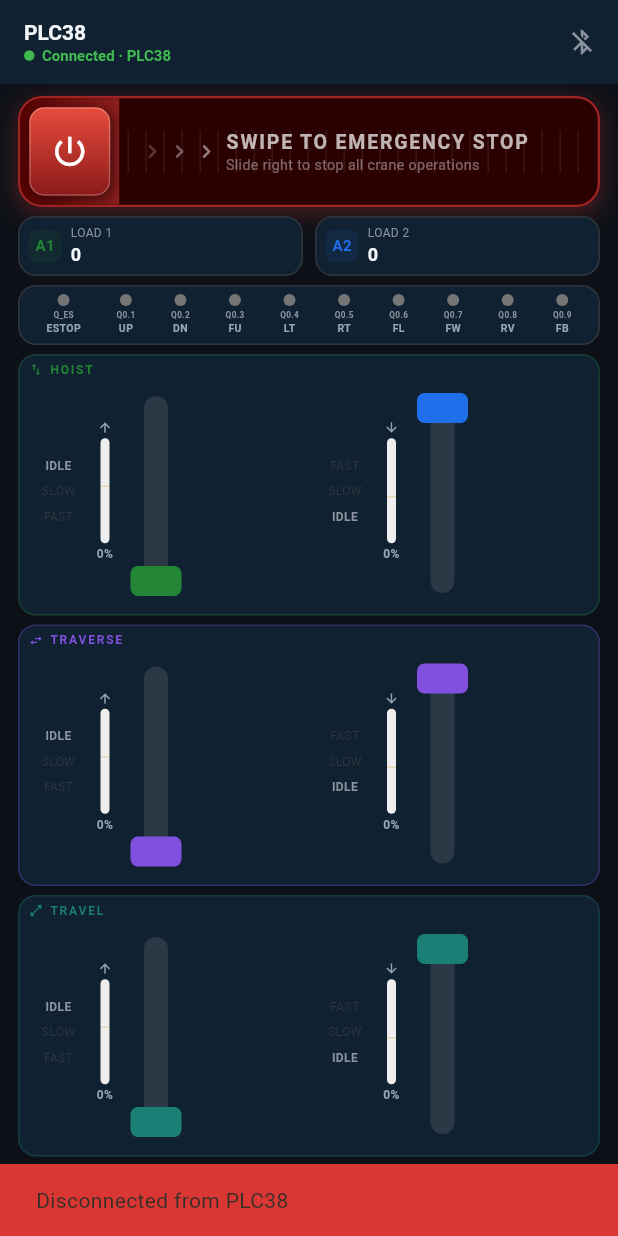
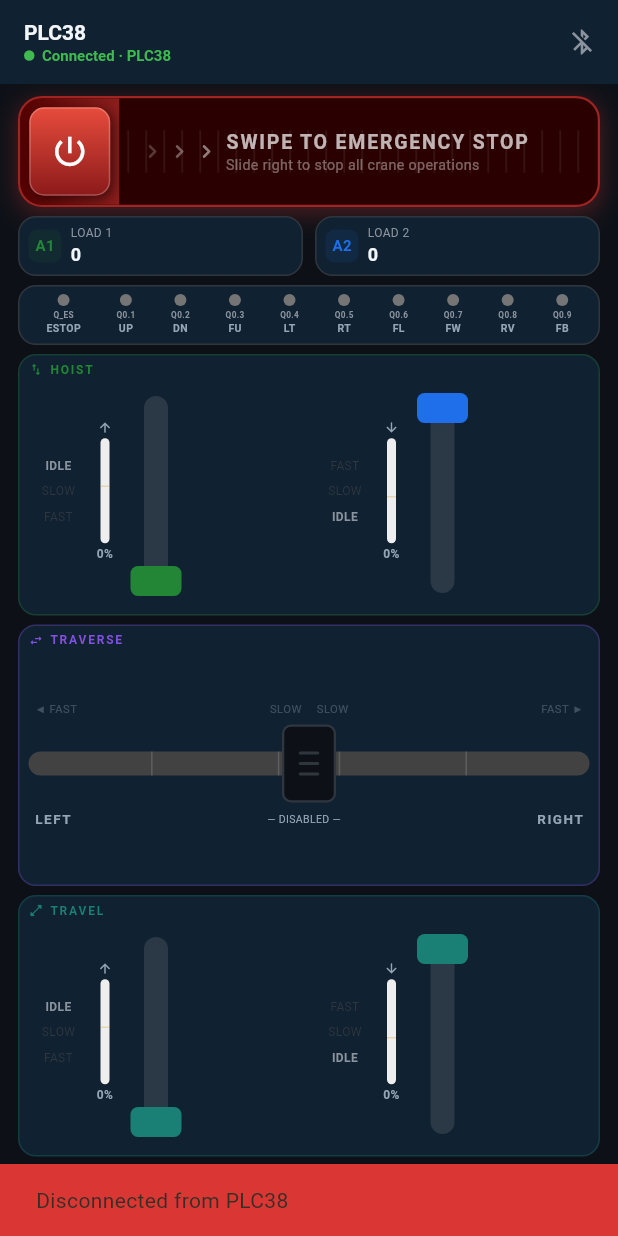
Before and after one commit to ashik134/IntelliHMI-BLE-Unified-Automation-Interface, a Flutter app: the Plc38ControlScreen screen opened directly, after a tap on the "bluetooth disabled" icon, on a phone screen of 412 x 824 dp. Run offline on Flutter 3.47's test engine with Material 3 defaults, Android fonts, the phone set to English and light mode, and no system bars; our stand-ins replace battery_plus, flutter_blue_plus, google_fonts, logger, permission_handler, shared_preferences and 2 more; accounts and stored records are empty.

Commit message:
Add CrossTravelSlider widget for horizontal traverse control in PLC38 screen

```diff
--- a/lib/screens/plc38_control_screen.dart
+++ b/lib/screens/plc38_control_screen.dart
@@ -8,6 +8,7 @@ import 'package:rev_crane_control_ops/controllers/layout_settings_controller.dar
 import 'package:rev_crane_control_ops/models/app_enums.dart';
 import 'package:rev_crane_control_ops/utils/constants.dart';
 import 'package:rev_crane_control_ops/widgets/crane_slider_button.dart';
+import 'package:rev_crane_control_ops/widgets/cross_travel_slider.dart';
 import 'package:rev_crane_control_ops/widgets/estop_swipe_button.dart';
 
 // ═══════════════════════════════════════════════════════════════
@@ -327,57 +328,31 @@ class _Plc38ControlScreenState extends State<Plc38ControlScreen>
                         ),
                         SizedBox(height: metrics.itemSpacing),
 
-                        // Row 2: Horizontal traverse
+                        // Row 2: Horizontal traverse (spring-return slider)
                         _axisRow(
                           label: 'TRAVERSE',
                           icon: Icons.swap_horiz_rounded,
                           color: AppColors.traverseColor,
                           children: [
                             Expanded(
-                              child: CraneSliderButton(
-                                label: 'LEFT',
-                                icon: Icons.arrow_back_rounded,
-                                isUp: true,
-                                axisColor: AppColors.traverseColor,
+                              child: CrossTravelSlider(
                                 isDisabled: controller.estopLatched ||
-                                    !controller.isConnected ||
-                                    _travRightActive,
-                                onCommandChanged: (state) {
+                                    !controller.isConnected,
+                                onCommandChanged: ({
+                                  required bool isLeft,
+                                  required ControlState state,
+                                }) {
                                   setState(() {
                                     _travLeftActive =
-                                        state != ControlState.idle;
+                                        isLeft && state != ControlState.idle;
+                                    _travRightActive =
+                                        !isLeft && state != ControlState.idle;
                                   });
                                   controller.setTraverseCommand(
-                                    isLeft: true,
+                                    isLeft: isLeft,
                                     state: state,
                                   );
                                 },
-                                externalState: _externalTravState(
-                                    controller, isLeft: true),
-                              ),
-                            ),
-                            const SizedBox(width: 8),
-                            Expanded(
-                              child: CraneSliderButton(
-                                label: 'RIGHT',
-                                icon: Icons.arrow_forward_rounded,
-                                isUp: false,
-                                axisColor: AppColors.traverseColor,
-                                isDisabled: controller.estopLatched ||
-                                    !controller.isConnected ||
-                                    _travLeftActive,
-                                onCommandChanged: (state) {
-                                  setState(() {
-                                    _travRightActive =
-                                        state != ControlState.idle;
-                                  });
-                                  controller.setTraverseCommand(
-                                    isLeft: false,
-                                    state: state,
-                                  );
-                                },
-                                externalState: _externalTravState(
-                                    controller, isLeft: false),
                               ),
                             ),
                           ],
--- /dev/null
+++ b/lib/widgets/cross_travel_slider.dart
@@ -0,0 +1,509 @@
+import 'dart:math' as math;
+
+import 'package:flutter/material.dart';
+import 'package:flutter/physics.dart';
+import 'package:vibration/vibration.dart';
+
+import 'package:rev_crane_control_ops/utils/constants.dart';
+
+// ── Internal zone ─────────────────────────────────────────────────────────────
+
+enum _TravZone { idle, leftSlow, leftFast, rightSlow, rightFast }
+
+// ─────────────────────────────────────────────────────────────────────────────
+// CrossTravelSlider
+// ─────────────────────────────────────────────────────────────────────────────
+
+/// Horizontal spring-return cross-travel slider for the PLC38 HMI.
+///
+/// The thumb rests at centre (value = 0.0 → idle).  Dragging left or right
+/// enters SLOW then FAST zones.  On release the thumb springs back to centre
+/// and an IDLE command is emitted immediately — no motion remains active after
+/// the operator lets go.
+///
+/// Output mapping
+/// ──────────────
+///   Centre idle zone (±[_deadZone]):  LEFT=0, RIGHT=0, FAST_LR=0
+///   Left slow zone:  LEFT=1, FAST_LR=0
+///   Left fast zone:  LEFT=1, FAST_LR=1
+///   Right slow zone: RIGHT=1, FAST_LR=0
+///   Right fast zone: RIGHT=1, FAST_LR=1
+class CrossTravelSlider extends StatefulWidget {
+  /// Disables interaction and snaps the thumb to centre (e.g. when e-stop
+  /// is latched or the BLE link is down).
+  final bool isDisabled;
+
+  /// Fired on every zone transition.  [isLeft] selects the output direction;
+  /// [state] encodes speed (idle / slow / fast).
+  final void Function({required bool isLeft, required ControlState state})
+      onCommandChanged;
+
+  const CrossTravelSlider({
+    super.key,
+    this.isDisabled = false,
+    required this.onCommandChanged,
+  });
+
+  @override
+  State<CrossTravelSlider> createState() => _CrossTravelSliderState();
+}
+
+class _CrossTravelSliderState extends State<CrossTravelSlider>
+    with SingleTickerProviderStateMixin {
+  /// Normalised thumb position: -1.0 = full left · 0.0 = centre · +1.0 = full right
+  double _value = 0.0;
+  bool _isDragging = false;
+  _TravZone _lastEmitted = _TravZone.idle;
+
+  late final AnimationController _springCtrl;
+
+  // ── Thresholds (fraction of half-track from centre) ──────────────────────
+  static const double _deadZone = 0.12; // ±12 % → idle dead band
+  static const double _fastZone = 0.62; // beyond ±62 % → fast
+
+  // ── Thumb / track geometry ────────────────────────────────────────────────
+  static const double _thumbW = 36.0;
+  static const double _thumbH = 52.0;
+  static const double _trackH = 16.0;
+
+  // ─────────────────────────────────────────────────────────────────────────
+  // Lifecycle
+  // ─────────────────────────────────────────────────────────────────────────
+
+  @override
+  void initState() {
+    super.initState();
+    _springCtrl = AnimationController.unbounded(vsync: this)
+      ..addListener(_onSpringTick);
+  }
+
+  @override
+  void didUpdateWidget(CrossTravelSlider old) {
+    super.didUpdateWidget(old);
+    // Snap to centre whenever the widget becomes disabled (e-stop / disconnect).
+    if (widget.isDisabled && !old.isDisabled) {
+      _springCtrl.stop();
+      setState(() {
+        _value = 0.0;
+        _isDragging = false;
+        _lastEmitted = _TravZone.idle;
+      });
+    }
+  }
+
+  @override
+  void dispose() {
+    _springCtrl.dispose();
+    super.dispose();
+  }
+
+  // ─────────────────────────────────────────────────────────────────────────
+  // Zone logic
+  // ─────────────────────────────────────────────────────────────────────────
+
+  _TravZone _zoneFor(double v) {
+    if (widget.isDisabled) return _TravZone.idle;
+    final abs = v.abs();
+    if (abs < _deadZone) return _TravZone.idle;
+    if (v < 0) {
+      return abs >= _fastZone ? _TravZone.leftFast : _TravZone.leftSlow;
+    }
+    return v >= _fastZone ? _TravZone.rightFast : _TravZone.rightSlow;
+  }
+
+  void _emitZone(_TravZone zone) {
+    if (zone == _lastEmitted) return;
+    _lastEmitted = zone;
+    switch (zone) {
+      case _TravZone.idle:
+        widget.onCommandChanged(isLeft: true, state: ControlState.idle);
+      case _TravZone.leftSlow:
+        Vibration.vibrate(duration: 18, amplitude: 80);
+        widget.onCommandChanged(isLeft: true, state: ControlState.slow);
+      case _TravZone.leftFast:
+        Vibration.vibrate(duration: 28, amplitude: 180);
+        widget.onCommandChanged(isLeft: true, state: ControlState.fast);
+      case _TravZone.rightSlow:
+        Vibration.vibrate(duration: 18, amplitude: 80);
+        widget.onCommandChanged(isLeft: false, state: ControlState.slow);
+      case _TravZone.rightFast:
+        Vibration.vibrate(duration: 28, amplitude: 180);
+        widget.onCommandChanged(isLeft: false, state: ControlState.fast);
+    }
+  }
+
+  // ─────────────────────────────────────────────────────────────────────────
+  // Spring physics
+  // ─────────────────────────────────────────────────────────────────────────
+
+  void _onSpringTick() {
+    if (_isDragging) return;
+    setState(() => _value = _springCtrl.value.clamp(-1.0, 1.0));
+    // No commands during visual return — IDLE was already sent on release.
+  }
+
+  void _springReturn() {
+    _springCtrl.animateWith(
+      SpringSimulation(
+        const SpringDescription(mass: 0.5, stiffness: 280.0, damping: 17.0),
+        _value,
+        0.0, // target = centre
+        0.0, // initial velocity
+      ),
+    );
+  }
+
+  // ─────────────────────────────────────────────────────────────────────────
+  // Drag handlers
+  // ─────────────────────────────────────────────────────────────────────────
+
+  void _dragStart(DragStartDetails _, double halfTrack) {
+    if (widget.isDisabled) return;
+    _springCtrl.stop();
+    setState(() => _isDragging = true);
+  }
+
+  void _dragUpdate(DragUpdateDetails details, double halfTrack) {
+    if (!_isDragging || widget.isDisabled) return;
+    final delta = halfTrack > 0 ? details.delta.dx / halfTrack : 0.0;
+    setState(() => _value = (_value + delta).clamp(-1.0, 1.0));
+    _emitZone(_zoneFor(_value));
+  }
+
+  void _dragEnd(DragEndDetails _) => _release();
+  void _dragCancel() => _release();
+
+  void _release() {
+    if (!_isDragging) return;
+    setState(() => _isDragging = false);
+    _emitZone(_TravZone.idle); // Safety: send IDLE immediately on release.
+    _springReturn();
+  }
+
+  // ─────────────────────────────────────────────────────────────────────────
+  // Build
+  // ─────────────────────────────────────────────────────────────────────────
+
+  @override
+  Widget build(BuildContext context) {
+    return LayoutBuilder(builder: (ctx, box) {
+      final w = box.maxWidth;
+      final halfTrack = (w - _thumbW) / 2.0;
+      final thumbCX = w / 2.0 + _value * halfTrack;
+
+      final zone = _zoneFor(_value);
+      final isFast = zone == _TravZone.leftFast || zone == _TravZone.rightFast;
+      final isLeft = zone == _TravZone.leftSlow || zone == _TravZone.leftFast;
+      final isRight = zone == _TravZone.rightSlow || zone == _TravZone.rightFast;
+
+      final Color trackColor = widget.isDisabled
+          ? AppColors.idleColor
+          : isFast
+              ? AppColors.fastColor
+              : AppColors.traverseColor;
+
+      return GestureDetector(
+        behavior: HitTestBehavior.opaque,
+        onHorizontalDragStart: (d) => _dragStart(d, halfTrack),
+        onHorizontalDragUpdate: (d) => _dragUpdate(d, halfTrack),
+        onHorizontalDragEnd: _dragEnd,
+        onHorizontalDragCancel: _dragCancel,
+        child: SizedBox(
+          width: w,
+          height: box.maxHeight,
+          child: Column(
+            mainAxisAlignment: MainAxisAlignment.center,
+            children: [
+              // ── Zone labels (top row) ─────────────────────────────────────
+              Padding(
+                padding: const EdgeInsets.symmetric(horizontal: 4),
+                child: Row(
+                  children: [
+                    _zoneLabel(
+                      '◀ FAST',
+                      zone == _TravZone.leftFast,
+                      AppColors.fastColor,
+                    ),
+                    const Spacer(),
+                    _zoneLabel(
+                      'SLOW',
+                      zone == _TravZone.leftSlow,
+                      AppColors.traverseColor,
+                    ),
+                    const SizedBox(width: 10),
+                    _zoneLabel(
+                      'SLOW',
+                      zone == _TravZone.rightSlow,
+                      AppColors.traverseColor,
+                    ),
+                    const Spacer(),
+                    _zoneLabel(
+                      'FAST ▶',
+                      zone == _TravZone.rightFast,
+                      AppColors.fastColor,
+                    ),
+                  ],
+                ),
+              ),
+              const SizedBox(height: 5),
+
+              // ── Track + thumb ─────────────────────────────────────────────
+              SizedBox(
+                width: w,
+                height: _thumbH,
+                child: Stack(
+                  clipBehavior: Clip.none,
+                  alignment: Alignment.center,
+                  children: [
+                    // Track
+                    CustomPaint(
+                      size: Size(w, _trackH),
+                      painter: _TrackPainter(
+                        value: _value,
+                        halfTrack: halfTrack,
+                        deadZone: _deadZone,
+                        fastZone: _fastZone,
+                        fillColor: widget.isDisabled
+                            ? AppColors.idleColor.withAlpha(70)
+                            : trackColor.withAlpha(200),
+                        isActive: !widget.isDisabled,
+                      ),
+                    ),
+                    // Thumb
+                    Positioned(
+                      left: thumbCX - _thumbW / 2,
+                      child: _Thumb(
+                        width: _thumbW,
+                        height: _thumbH,
+                        color: trackColor,
+                        isDragging: _isDragging,
+                        isDisabled: widget.isDisabled,
+                      ),
+                    ),
+                  ],
+                ),
+              ),
+              const SizedBox(height: 5),
+
+              // ── Direction labels (bottom row) ─────────────────────────────
+              Padding(
+                padding: const EdgeInsets.symmetric(horizontal: 4),
+                child: Row(
+                  children: [
+                    _dirLabel('LEFT', isLeft),
+                    const Spacer(),
+                    _statusDot(zone, trackColor),
+                    const Spacer(),
+                    _dirLabel('RIGHT', isRight),
+                  ],
+                ),
+              ),
+            ],
+          ),
+        ),
+      );
+    });
+  }
+
+  // ── Label helpers ─────────────────────────────────────────────────────────
+
+  Widget _zoneLabel(String text, bool active, Color color) {
+    return Text(
+      text,
+      style: TextStyle(
+        fontSize: 7.5,
+        fontWeight: active ? FontWeight.bold : FontWeight.normal,
+        color: active ? color : AppColors.darkTextMuted.withAlpha(90),
+        letterSpacing: 0.3,
+      ),
+    );
+  }
+
+  Widget _dirLabel(String text, bool active) {
+    return Text(
+      text,
+      style: TextStyle(
+        fontSize: 9,
+        fontWeight: FontWeight.bold,
+        color: active
+            ? AppColors.traverseColorLight
+            : AppColors.darkTextMuted,
+        letterSpacing: 1.0,
+      ),
+    );
+  }
+
+  Widget _statusDot(_TravZone zone, Color activeColor) {
+    if (widget.isDisabled) {
+      return const Text(
+        '— DISABLED —',
+        style: TextStyle(fontSize: 7, color: AppColors.darkTextMuted),
+      );
+    }
+    final isIdle = zone == _TravZone.idle;
+    return Text(
+      '●',
+      style: TextStyle(
+        fontSize: 9,
+        color: isIdle ? AppColors.idleColor : activeColor,
+      ),
+    );
+  }
+}
+
+// ─────────────────────────────────────────────────────────────────────────────
+// Track painter
+// ─────────────────────────────────────────────────────────────────────────────
+
+class _TrackPainter extends CustomPainter {
+  _TrackPainter({
+    required this.value,
+    required this.halfTrack,
+    required this.deadZone,
+    required this.fastZone,
+    required this.fillColor,
+    required this.isActive,
+  });
+
+  final double value;
+  final double halfTrack;
+  final double deadZone;
+  final double fastZone;
+  final Color fillColor;
+  final bool isActive;
+
+  @override
+  void paint(Canvas canvas, Size size) {
+    final cx = size.width / 2.0;
+    final r = Radius.circular(size.height / 2.0);
+
+    // ── Background track ──────────────────────────────────────────────────
+    canvas.drawRRect(
+      RRect.fromRectAndRadius(
+        Rect.fromLTWH(0, 0, size.width, size.height),
+        r,
+      ),
+      Paint()..color = Colors.grey.shade800,
+    );
+
+    // ── Active fill (centre → thumb) ──────────────────────────────────────
+    if (isActive && value.abs() > deadZone) {
+      final thumbX = cx + value * halfTrack;
+      canvas.drawRRect(
+        RRect.fromRectAndRadius(
+          Rect.fromLTRB(
+            math.min(cx, thumbX),
+            0,
+            math.max(cx, thumbX),
+            size.height,
+          ),
+          r,
+        ),
+        Paint()..color = fillColor,
+      );
+    }
+
+    // ── Zone boundary markers ─────────────────────────────────────────────
+    final markerPaint = Paint()
+      ..color = Colors.white.withAlpha(38)
+      ..strokeWidth = 1.0;
+    for (final sign in [-1.0, 1.0]) {
+      // Dead zone edge
+      final dx = cx + sign * deadZone * halfTrack;
+      canvas.drawLine(Offset(dx, 0), Offset(dx, size.height), markerPaint);
+      // Fast zone edge
+      final fx = cx + sign * fastZone * halfTrack;
+      canvas.drawLine(Offset(fx, 0), Offset(fx, size.height), markerPaint);
+    }
+
+    // ── Centre tick ───────────────────────────────────────────────────────
+    canvas.drawLine(
+      Offset(cx, -3),
+      Offset(cx, size.height + 3),
+      Paint()
+        ..color = Colors.white.withAlpha(100)
+        ..strokeWidth = 2.0,
+    );
+  }
+
+  @override
+  bool shouldRepaint(_TrackPainter old) =>
+      old.value != value ||
+      old.fillColor != fillColor ||
+      old.isActive != isActive;
+}
+
+// ─────────────────────────────────────────────────────────────────────────────
+// Thumb
+// ─────────────────────────────────────────────────────────────────────────────
+
+class _Thumb extends StatelessWidget {
+  const _Thumb({
+    required this.width,
+    required this.height,
+    required this.color,
+    required this.isDragging,
+    required this.isDisabled,
+  });
+
+  final double width;
+  final double height;
+  final Color color;
+  final bool isDragging;
+  final bool isDisabled;
+
+  @override
+  Widget build(BuildContext context) {
+    final borderColor = isDisabled
+        ? AppColors.idleColor
+        : isDragging
+            ? color
+            : color.withAlpha(160);
+
+    return AnimatedContainer(
+      duration: const Duration(milliseconds: 120),
+      width: width,
+      height: height,
+      decoration: BoxDecoration(
+        color: isDisabled
+            ? AppColors.darkBg
+            : isDragging
+                ? color.withAlpha(28)
+                : AppColors.darkBg,
+        borderRadius: BorderRadius.circular(6),
+        border: Border.all(
+          color: borderColor,
+          width: isDragging ? 2.5 : 1.5,
+        ),
+        boxShadow: isDragging && !isDisabled
+            ? [
+                BoxShadow(
+                  color: color.withAlpha(85),
+                  blurRadius: 10,
+                  spreadRadius: 2,
+                ),
+              ]
+            : const [],
+      ),
+      child: Column(
+        mainAxisAlignment: MainAxisAlignment.center,
+        children: [
+          _grip(0),
+          const SizedBox(height: 5),
+          _grip(1),
+          const SizedBox(height: 5),
+          _grip(2),
+        ],
+      ),
+    );
+  }
+
+  Widget _grip(int _) => Container(
+        width: width * 0.38,
+        height: 2,
+        decoration: BoxDecoration(
+          color: isDisabled ? AppColors.idleColor : color.withAlpha(160),
+          borderRadius: BorderRadius.circular(1),
+        ),
+      );
+}
```
